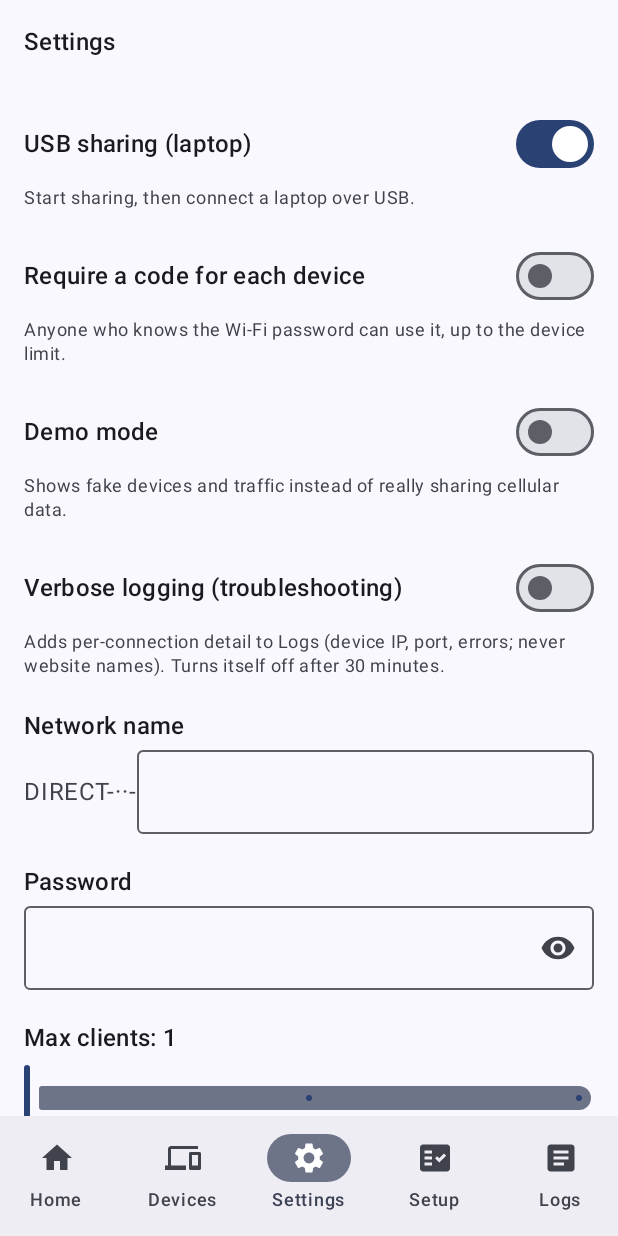
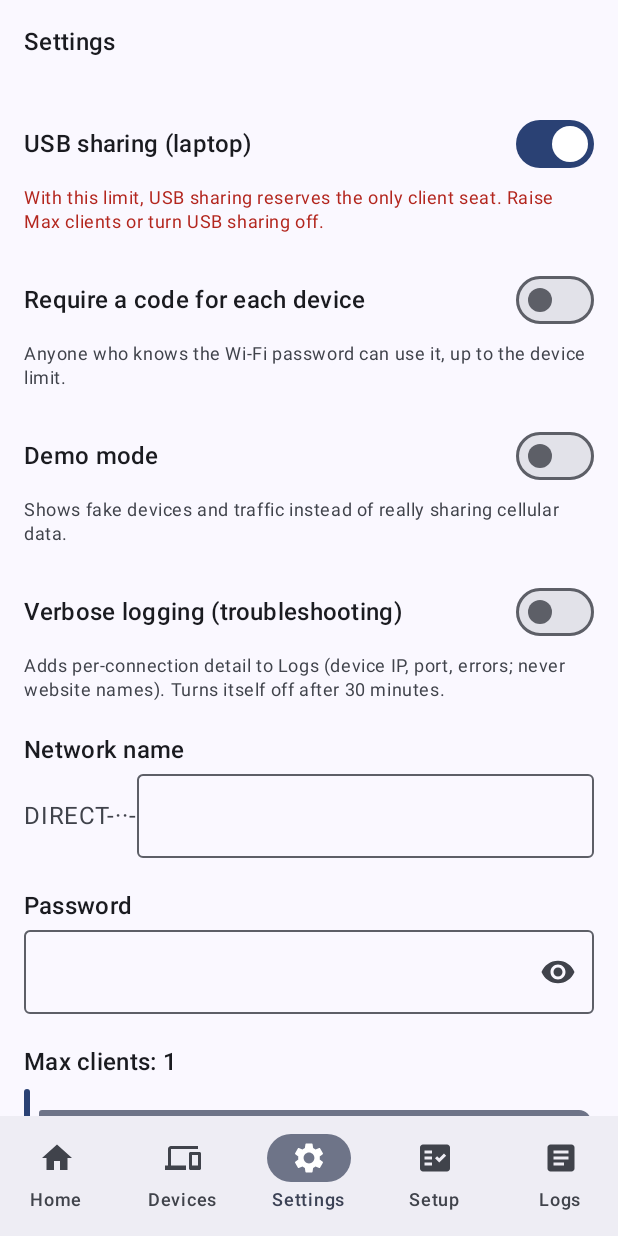
Before and after one commit to Mahtab-Labs-AI/bridgeline, an Android app built with Jetpack Compose: the SettingsScreen screen opened through its navigation route, on a phone screen of 412 x 824 dp. Run offline under Robolectric (Android 15) with nearby library versions, the phone set to English and light mode, and no system bars; pictures from the network do not load.

Commit message:
feat(app): warn when USB reserves the only client seat

```diff
--- a/app/src/main/kotlin/com/wifiproxy/app/settings/SettingsScreen.kt
+++ b/app/src/main/kotlin/com/wifiproxy/app/settings/SettingsScreen.kt
@@ -110,6 +110,7 @@ fun SettingsScreen(
         liveController?.state ?: MutableStateFlow(SessionPhase.IDLE)
     }.collectAsStateWithLifecycle()
     val demoSwitchLocked = liveControllerPhase != SessionPhase.IDLE
+    val zeroWifiSeatPreview = usbSharingEnabled && maxClients <= 1
 
     val suffixError = if (suffix.isNotEmpty()) WifiCredentialRules.suffixError(suffix) else null
     val passwordError = if (password.isNotEmpty()) WifiCredentialRules.passwordError(password) else null
@@ -186,14 +187,20 @@ fun SettingsScreen(
             }
             Text(
                 text = when {
+                    zeroWifiSeatPreview -> if (demoSwitchLocked) {
+                        "With this limit, USB sharing reserves the only client seat. Raise Max clients, save, " +
+                            "and restart sharing; or stop sharing to turn USB sharing off."
+                    } else {
+                        "With this limit, USB sharing reserves the only client seat. Raise Max clients or turn USB sharing off."
+                    }
                     demoSwitchLocked -> "Applies the next time sharing starts. Stop sharing to change it."
                     usbNeedsFreeSlot ->
                         "Remove a Wi-Fi device or raise the device limit first: the laptop needs a free slot."
                     else -> "Start sharing, then connect a laptop over USB."
                 },
                 style = MaterialTheme.typography.bodySmall,
-                // Only the D7 refusal is an error; the "applies next start" lock is information.
-                color = if (usbNeedsFreeSlot) {
+                // Zero capacity and the D7 refusal are warnings; the generic lock is information.
+                color = if (zeroWifiSeatPreview || usbNeedsFreeSlot) {
                     MaterialTheme.colorScheme.error
                 } else {
                     MaterialTheme.colorScheme.onSurfaceVariant
@@ -377,7 +384,18 @@ fun SettingsScreen(
                 valueRange = 1f..3f,
                 steps = 1,
             )
-            if (demoSwitchLocked) {
+            if (zeroWifiSeatPreview) {
+                Text(
+                    text = if (demoSwitchLocked) {
+                        "This limit leaves no Wi-Fi seat with USB sharing on. Raise the limit, save, and restart sharing; " +
+                            "or stop sharing to turn USB sharing off."
+                    } else {
+                        "This limit leaves no Wi-Fi seat with USB sharing on. Raise the limit or turn USB sharing off."
+                    },
+                    style = MaterialTheme.typography.bodySmall,
+                    color = MaterialTheme.colorScheme.error,
+                )
+            } else if (demoSwitchLocked) {
                 Text(
                     text = "Applies the next time sharing starts.",
                     style = MaterialTheme.typography.bodySmall,
```
Also changed, not shown: app/src/main/kotlin/com/wifiproxy/app/home/HomeScreen.kt (+25 -0 lines), 2 other files.
